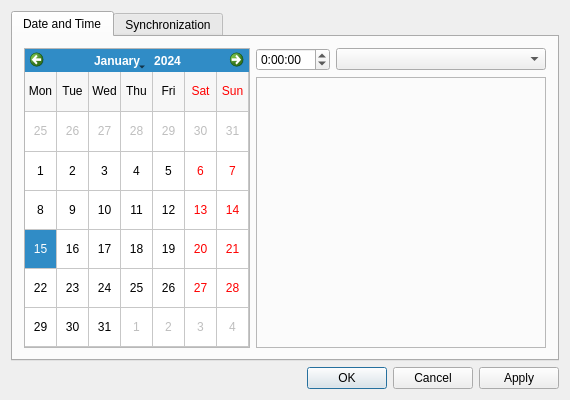
Before: the Qt Designer form datetime.ui in MX-Linux/mx-datetime, drawn with Qt 5.
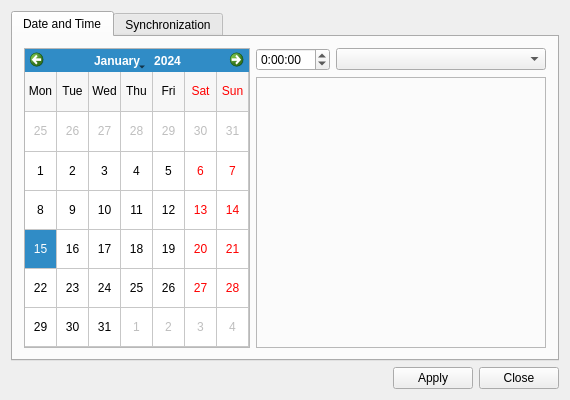
After: the same form once the commit is applied. Custom widgets are drawn as their Qt base class.

Commit message: OK/Cancel/Apply buttons are now Apply/Close. Matches up with many of the other MX tools.

What changed in the file:
```diff
--- a/datetime.ui
+++ b/datetime.ui
@@ -14,44 +14,7 @@
    <string>Time and Date Settings</string>
   </property>
   <layout class="QGridLayout" name="gridLayout">
-   <item row="1" column="2">
-    <widget class="QPushButton" name="btnCancel">
-     <property name="text">
-      <string>Cancel</string>
-     </property>
-    </widget>
-   </item>
-   <item row="1" column="1">
-    <widget class="QPushButton" name="btnOK">
-     <property name="text">
-      <string>OK</string>
-     </property>
-     <property name="default">
-      <bool>true</bool>
-     </property>
-    </widget>
-   </item>
-   <item row="1" column="3">
-    <widget class="QPushButton" name="btnApply">
-     <property name="text">
-      <string>Apply</string>
-     </property>
-    </widget>
-   </item>
-   <item row="1" column="0">
-    <spacer name="horizontalSpacer">
-     <property name="orientation">
-      <enum>Qt::Horizontal</enum>
-     </property>
-     <property name="sizeHint" stdset="0">
-      <size>
-       <width>40</width>
-       <height>20</height>
-      </size>
-     </property>
-    </spacer>
-   </item>
-   <item row="0" column="0" colspan="4">
+   <item row="0" column="0" colspan="3">
     <widget class="QTabWidget" name="tabWidget">
      <property name="currentIndex">
       <number>0</number>
@@ -320,6 +283,33 @@
      </widget>
     </widget>
    </item>
+   <item row="1" column="0">
+    <spacer name="horizontalSpacer">
+     <property name="orientation">
+      <enum>Qt::Horizontal</enum>
+     </property>
+     <property name="sizeHint" stdset="0">
+      <size>
+       <width>40</width>
+       <height>20</height>
+      </size>
+     </property>
+    </spacer>
+   </item>
+   <item row="1" column="1">
+    <widget class="QPushButton" name="btnApply">
+     <property name="text">
+      <string>Apply</string>
+     </property>
+    </widget>
+   </item>
+   <item row="1" column="2">
+    <widget class="QPushButton" name="btnClose">
+     <property name="text">
+      <string>Close</string>
+     </property>
+    </widget>
+   </item>
   </layout>
  </widget>
  <layoutdefault spacing="6" margin="11"/>
```
The commit also changes 2 other files.
